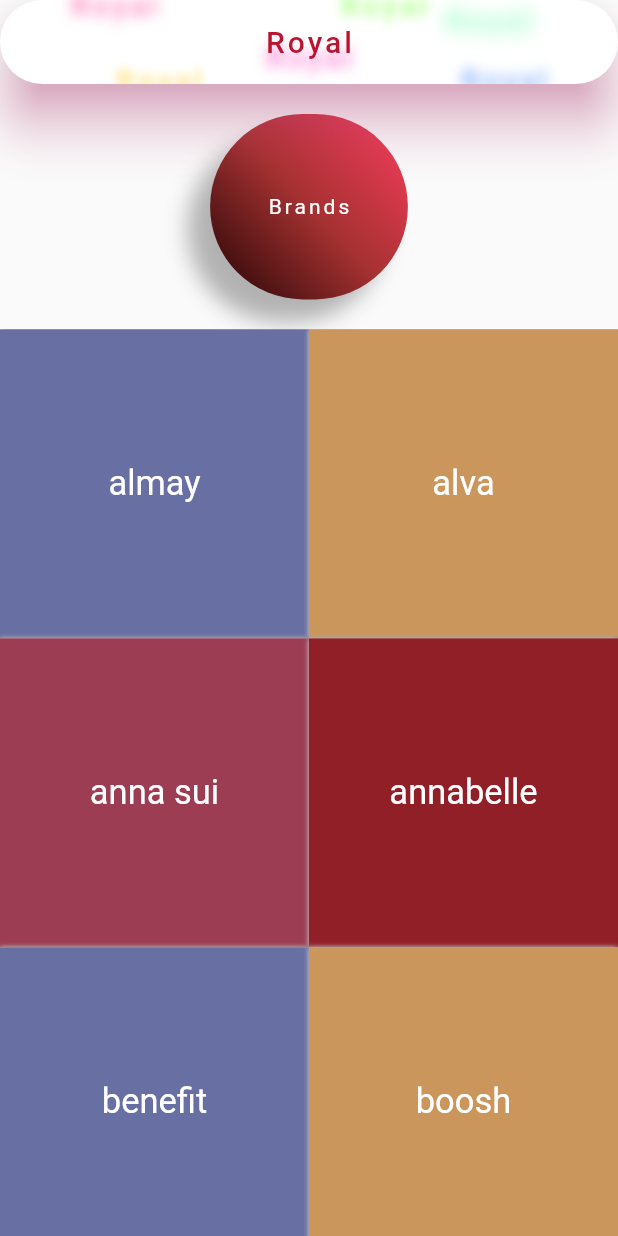
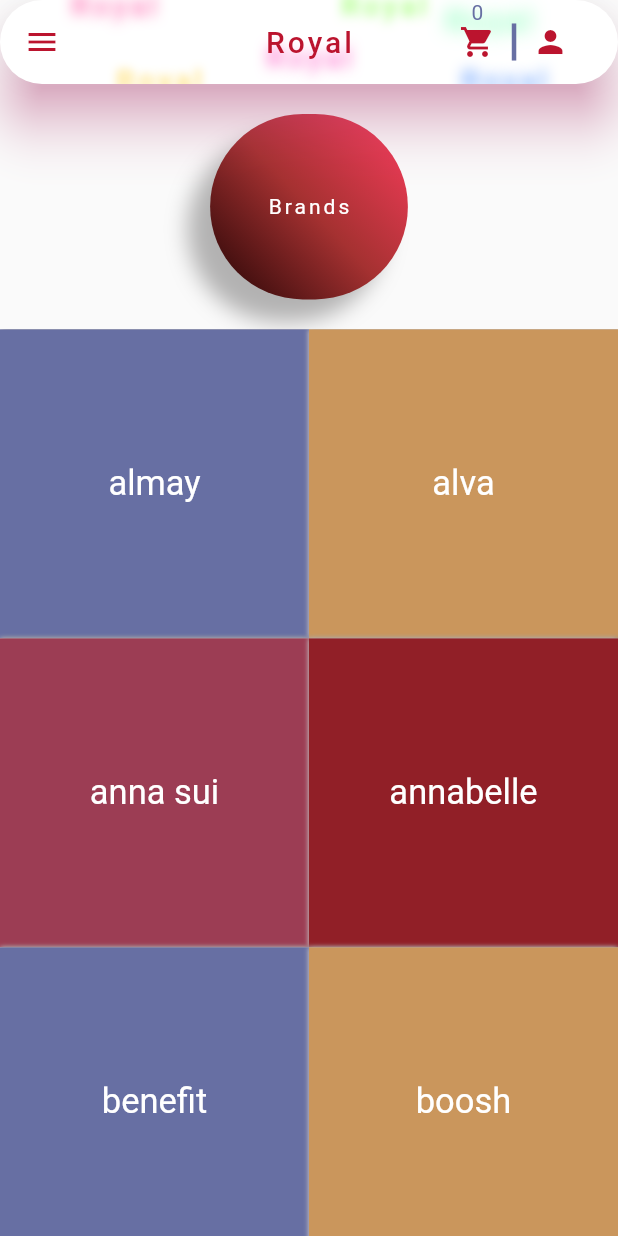
Before and after one commit to esraaabdrabo/makeup_store, a Flutter app: the screen it shows after launch, on a phone screen of 412 x 824 dp. Run offline on Flutter 3.47's test engine with Material 2 defaults, Android fonts, the phone set to English and light mode, and no system bars.

Commit message:
shopping cart functionality is finished

```diff
--- a/lib/main.dart
+++ b/lib/main.dart
@@ -1,4 +1,6 @@
 import 'package:flutter/material.dart';
+import 'package:provider/provider.dart';
+import 'package:store/view_model/shopping_cart.dart';
 import 'package:store/views/brands.dart';
 
 import 'views/home.dart';
@@ -13,8 +15,13 @@ class MyApp extends StatelessWidget {
   // This widget is the root of your application.
   @override
   Widget build(BuildContext context) {
-    return const MaterialApp(
-      home: Brands(),
-    );
+    return ChangeNotifierProvider(
+        create: (context) => ShoppingCartVM(),
+        builder: (context, child) {
+          return const MaterialApp(
+            debugShowCheckedModeBanner: false,
+            home: Brands(),
+          );
+        });
   }
 }
--- /dev/null
+++ b/lib/view_model/shopping_cart.dart
@@ -0,0 +1,10 @@
+import 'package:flutter/cupertino.dart';
+
+class ShoppingCartVM extends ChangeNotifier {
+  int itemsNum = 0;
+
+  addItem() {
+    itemsNum++;
+    notifyListeners();
+  }
+}
--- a/lib/views/brands.dart
+++ b/lib/views/brands.dart
@@ -1,7 +1,9 @@
 import 'package:flutter/material.dart';
+import 'package:provider/provider.dart';
 import 'package:store/views/products.dart/brand_products.dart';
 
 import '../view_model/home.dart';
+import '../view_model/shopping_cart.dart';
 import '../widgets/commonWidgets.dart';
 import 'drawer.dart';
 
@@ -10,12 +12,15 @@ class Brands extends StatelessWidget {
 
   @override
   Widget build(BuildContext context) {
+    ShoppingCartVM shoppingCartProvider = Provider.of(context);
+
     List<String> brands = HomeVM.brands;
 
     return Scaffold(
       drawer: const RedDrawer(),
       extendBody: true,
-      appBar: CommonWidgets.appBAR(),
+      appBar: CommonWidgets.appBAR(
+          context, shoppingCartProvider.itemsNum.toString()),
       body: Column(
         children: [
           const SizedBox(
--- a/lib/widgets/commonWidgets.dart
+++ b/lib/widgets/commonWidgets.dart
@@ -18,8 +18,40 @@ class CommonWidgets {
     );
   }
 
-  static PreferredSizeWidget appBAR() {
+  static PreferredSizeWidget appBAR(BuildContext context, String itemsNum) {
     return AppBar(
+        iconTheme:
+            IconThemeData(color: myThemeData.themeData.colorScheme.secondary),
+        actions: [
+          Row(
+            mainAxisAlignment: MainAxisAlignment.start,
+            children: [
+              //shopping cart
+              InkWell(
+                onTap: () {},
+                child: Column(
+                  children: [
+                    Text(
+                      itemsNum,
+                      style: TextStyle(color: myThemeData.bluecolor),
+                    ),
+                    const Icon(Icons.shopping_cart),
+                  ],
+                ),
+              ),
+              SizedBox(
+                height: MediaQuery.of(context).size.height * .03,
+                width: MediaQuery.of(context).size.width * .06,
+                child:
+                    VerticalDivider(color: myThemeData.bluecolor, thickness: 3),
+              ),
+              InkWell(onTap: () {}, child: const Icon(Icons.person)),
+
+              SizedBox(width: MediaQuery.of(context).size.width * .08),
+              // MediaQuery.of(context).size.width*.05,)
+            ],
+          )
+        ],
         backgroundColor: Colors.white,
         title: Text(
           'Royal',
```
Also changed, not shown: lib/view_model/favourite.dart (added, +10 -0 lines), lib/views/categories.dart (+5 -2 lines), lib/views/favourite.dart (+9 -1 lines), lib/views/products.dart/brand_products.dart (+47 -17 lines), lib/views/products.dart/category_products.dart (+6 -1 lines), lib/views/shopping_cart.dart (added).
